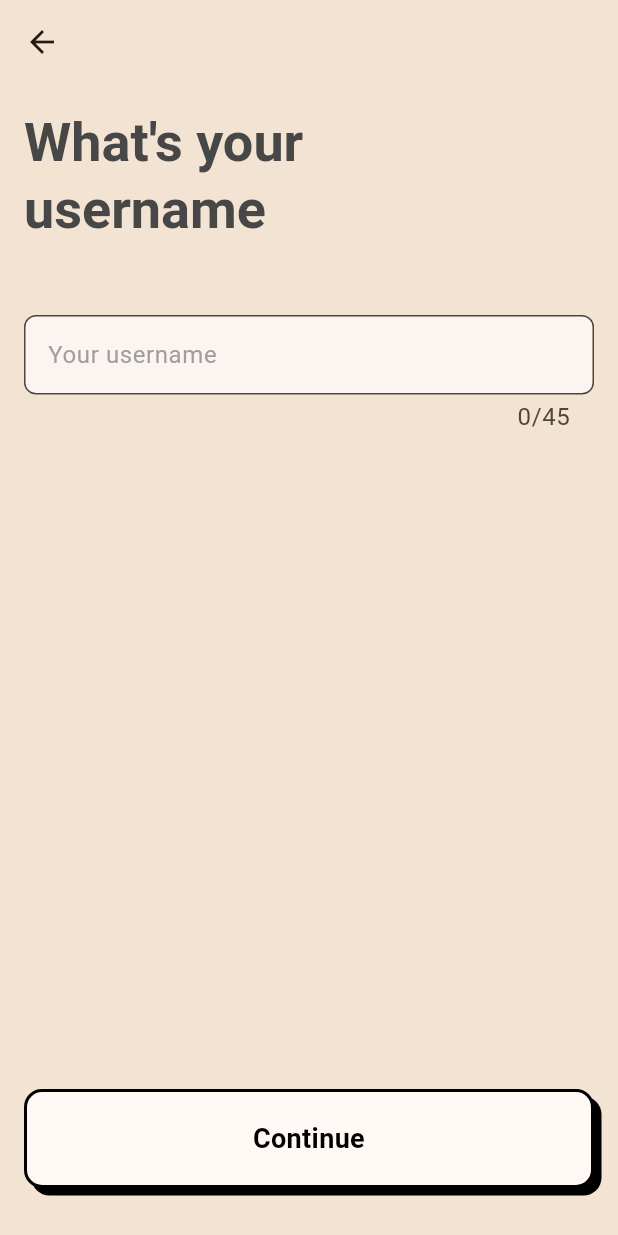
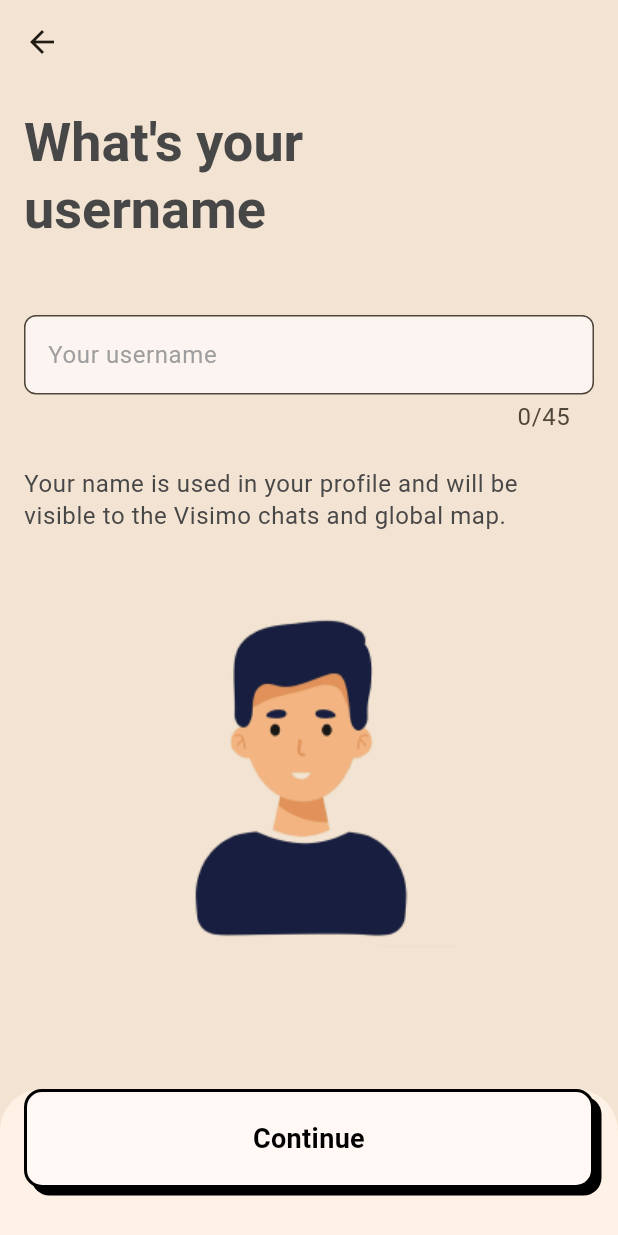
Before and after one commit to jnetc/visimo_app, a Flutter app: the UsernameScreen screen opened directly, on a phone screen of 412 x 824 dp. Run offline on Flutter 3.47's test engine with Material 2 defaults, Android fonts, the phone set to English and light mode, and no system bars; our stand-ins replace flutter_svg.

Commit message:
updated username screen

```diff
--- a/lib/screens/create-account/username/username_screen.dart
+++ b/lib/screens/create-account/username/username_screen.dart
@@ -24,10 +24,9 @@ class _UsernameScreenState extends State<UsernameScreen> {
     return Scaffold(
       appBar: AppBar(),
       body: Padding(
-        padding:
-            const EdgeInsets.only(top: 16, right: 16, bottom: 32, left: 16),
+        padding: const EdgeInsets.only(top: 16, right: 16, left: 16),
+        child: SingleChildScrollView(
           child: Column(
-          mainAxisSize: MainAxisSize.max,
             crossAxisAlignment: CrossAxisAlignment.stretch,
             children: [
               const HeadlineLarge(text: 'What\'s your\nusername'),
@@ -39,7 +38,8 @@ class _UsernameScreenState extends State<UsernameScreen> {
                 autocorrect: false,
                 enableIMEPersonalizedLearning: false,
                 maxLength: 45,
-              spellCheckConfiguration: const SpellCheckConfiguration.disabled(),
+                spellCheckConfiguration:
+                    const SpellCheckConfiguration.disabled(),
                 keyboardAppearance: Brightness.dark,
                 decoration:
                     const InputDecoration().copyWith(hintText: 'Your username'),
@@ -47,9 +47,26 @@ class _UsernameScreenState extends State<UsernameScreen> {
                       color: Colors.black,
                     ),
               ),
+              const SizedBox(height: 24),
+              Text(
+                'Your name is used in your profile and will be visible to the Visimo chats and global map.',
+                style: Theme.of(context).textTheme.bodySmall,
+              ),
               const SizedBox(height: 48),
-            const Spacer(),
-            VisimoMainButton(
+              Image.asset(
+                'assets/illustrations/username-screen.png',
+                color: Theme.of(context).scaffoldBackgroundColor,
+                colorBlendMode: BlendMode.multiply,
+                alignment: Alignment.topCenter,
+              )
+              // const Spacer(),
+            ],
+          ),
+        ),
+      ),
+      bottomSheet: Padding(
+        padding: const EdgeInsets.only(right: 16, bottom: 32, left: 16),
+        child: VisimoMainButton(
           buttonName: 'Continue',
           handler: () {
             Navigator.push(
@@ -60,8 +77,6 @@ class _UsernameScreenState extends State<UsernameScreen> {
             );
           },
         ),
-          ],
-        ),
       ),
     );
   }
--- a/lib/screens/phone-verifications/widgets/verification_number.dart
+++ b/lib/screens/phone-verifications/widgets/verification_number.dart
@@ -7,10 +7,7 @@ class VerificationNumber extends StatelessWidget {
 
   @override
   Widget build(BuildContext context) {
-    final flexSize = MediaQuery.of(context);
     const double boxSize = 56;
-
-    print(flexSize);
 
     return Expanded(
       child: Container(
```
Also changed, not shown: assets/illustrations/username-screen.png (added). Lines whose indentation alone changed are shown as unchanged.
